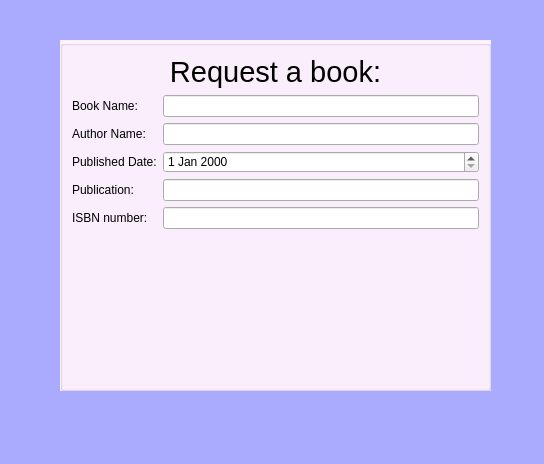
First picture: the form in request.ui, repository aavashlamichhane/LibMan, before the edit.
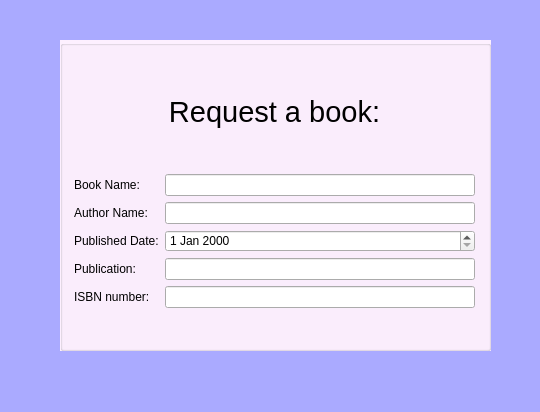
Second picture: the form after the edit.

Patch:
```diff
--- a/request.ui
+++ b/request.ui
@@ -6,8 +6,8 @@
    <rect>
     <x>0</x>
     <y>0</y>
-    <width>544</width>
-    <height>464</height>
+    <width>540</width>
+    <height>412</height>
    </rect>
   </property>
   <property name="windowTitle">
@@ -24,14 +24,23 @@
      <x>60</x>
      <y>40</y>
      <width>431</width>
-     <height>351</height>
+     <height>311</height>
     </rect>
    </property>
    <property name="title">
     <string/>
    </property>
-   <layout class="QFormLayout" name="formLayout">
-    <item row="0" column="0" colspan="2">
+   <widget class="QWidget" name="">
+    <property name="geometry">
+     <rect>
+      <x>14</x>
+      <y>17</y>
+      <width>401</width>
+      <height>251</height>
+     </rect>
+    </property>
+    <layout class="QVBoxLayout" name="verticalLayout">
+     <item>
      <widget class="QLabel" name="label">
       <property name="sizePolicy">
        <sizepolicy hsizetype="Preferred" vsizetype="Preferred">
@@ -44,57 +53,62 @@
       </property>
      </widget>
     </item>
-    <item row="1" column="0">
+     <item>
+      <layout class="QFormLayout" name="formLayout">
+       <item row="0" column="0">
      <widget class="QLabel" name="label_2">
       <property name="text">
        <string>Book Name:</string>
       </property>
      </widget>
     </item>
-    <item row="1" column="1">
+       <item row="0" column="1">
      <widget class="QLineEdit" name="lineEdit"/>
     </item>
-    <item row="2" column="0">
+       <item row="1" column="0">
      <widget class="QLabel" name="label_3">
       <property name="text">
        <string>Author Name:</string>
       </property>
      </widget>
     </item>
-    <item row="2" column="1">
+       <item row="1" column="1">
      <widget class="QLineEdit" name="lineEdit_2"/>
     </item>
-    <item row="3" column="0">
+       <item row="2" column="0">
      <widget class="QLabel" name="label_4">
       <property name="text">
        <string>Published Date:</string>
       </property>
      </widget>
     </item>
-    <item row="3" column="1">
+       <item row="2" column="1">
      <widget class="QDateEdit" name="dateEdit"/>
     </item>
-    <item row="4" column="0">
+       <item row="3" column="0">
      <widget class="QLabel" name="label_5">
       <property name="text">
        <string>Publication:</string>
       </property>
      </widget>
     </item>
-    <item row="4" column="1">
+       <item row="3" column="1">
      <widget class="QLineEdit" name="lineEdit_3"/>
     </item>
-    <item row="5" column="0">
+       <item row="4" column="0">
      <widget class="QLabel" name="label_6">
       <property name="text">
        <string>ISBN number:</string>
       </property>
      </widget>
     </item>
-    <item row="5" column="1">
+       <item row="4" column="1">
      <widget class="QLineEdit" name="lineEdit_4"/>
     </item>
    </layout>
+     </item>
+    </layout>
+   </widget>
   </widget>
  </widget>
  <resources/>
```
Lines whose indentation alone changed are shown as unchanged.
